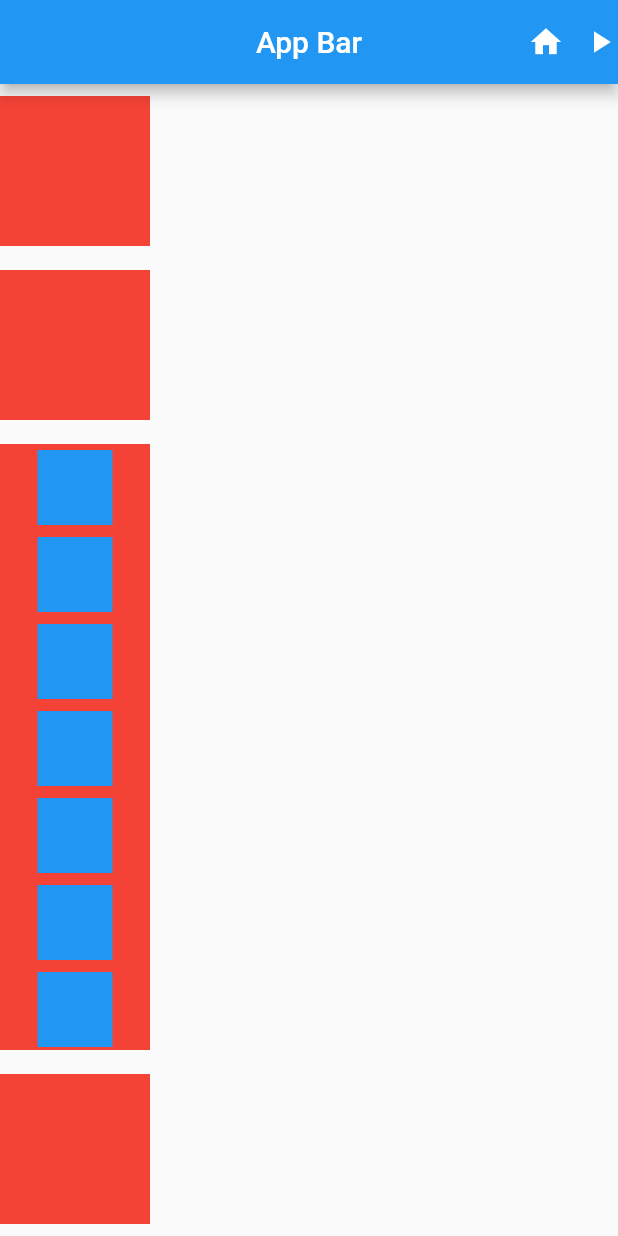
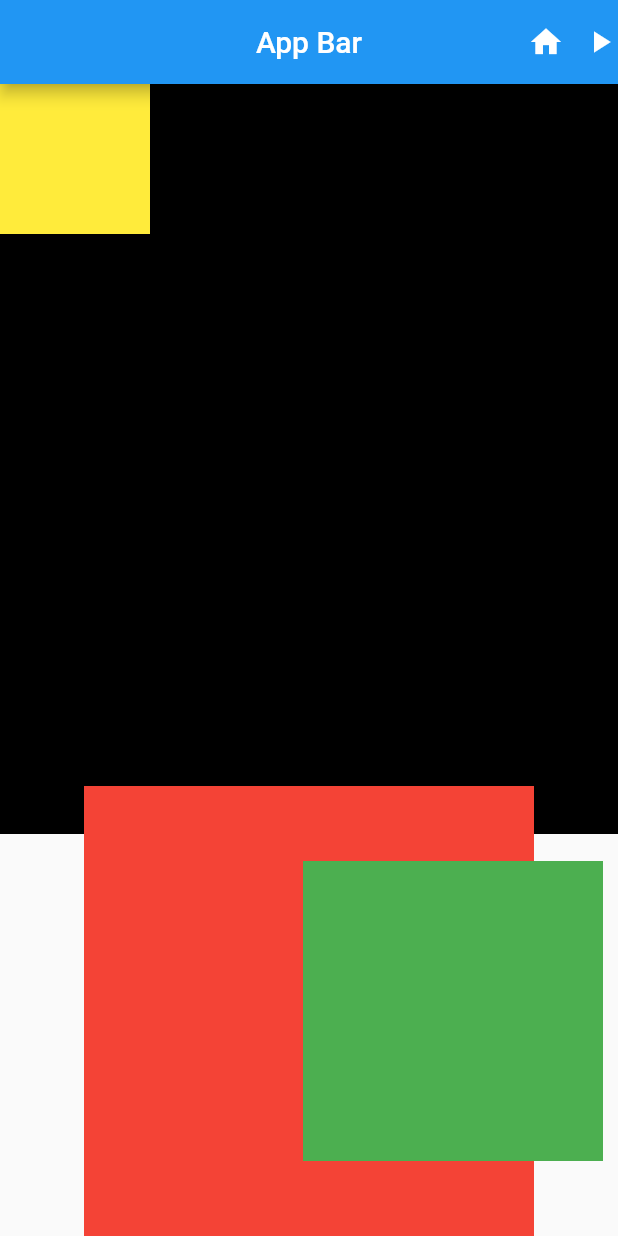
Before and after one commit to rachel-park-dev/my_flutter_project, a Flutter app: the screen it shows after launch, on a phone screen of 412 x 824 dp. Run offline on Flutter 3.47's test engine with Material 2 defaults, Android fonts, the phone set to English and light mode, and no system bars.

Commit message:
#feat positioned & align.

```diff
--- a/lib/main.dart
+++ b/lib/main.dart
@@ -37,89 +37,16 @@
 
   @override
   Widget build(BuildContext context) {
-    return Column(children: [
-      Container(
-        width: 100,
-        height: 100,
-        color: Colors.red,
-        margin: const EdgeInsets.symmetric(vertical: 8),
-      ),
-      Container(
-        width: 100,
-        height: 100,
-        color: Colors.red,
-        margin: const EdgeInsets.symmetric(vertical: 8),
-      ),
-      Expanded(
-        child: Container(
-            width: 100,
-            height: 100,
-            color: Colors.red,
-            margin: const EdgeInsets.symmetric(vertical: 8),
-            child: SingleChildScrollView(
-                child: Column(children: [
-              Container(
-                width: 50,
-                height: 50,
-                color: Colors.blue,
-                margin: const EdgeInsets.symmetric(vertical: 4),
-              ),
-              Container(
-                width: 50,
-                height: 50,
-                color: Colors.blue,
-                margin: const EdgeInsets.symmetric(vertical: 4),
-              ),
-              Container(
-                width: 50,
-                height: 50,
-                color: Colors.blue,
-                margin: const EdgeInsets.symmetric(vertical: 4),
-              ),
-              Container(
-                width: 50,
-                height: 50,
-                color: Colors.blue,
-                margin: const EdgeInsets.symmetric(vertical: 4),
-              ),
-              Container(
-                width: 50,
-                height: 50,
-                color: Colors.blue,
-                margin: const EdgeInsets.symmetric(vertical: 4),
-              ),
-              Container(
-                width: 50,
-                height: 50,
-                color: Colors.blue,
-                margin: const EdgeInsets.symmetric(vertical: 4),
-              ),
-              Container(
-                width: 50,
-                height: 50,
-                color: Colors.blue,
-                margin: const EdgeInsets.symmetric(vertical: 4),
-              ),
-              Container(
-                width: 50,
-                height: 50,
-                color: Colors.blue,
-                margin: const EdgeInsets.symmetric(vertical: 4),
-              ),
-              Container(
-                width: 50,
-                height: 50,
-                color: Colors.blue,
-                margin: const EdgeInsets.symmetric(vertical: 4),
-              ),
-            ]))),
-      ),
-      Container(
-        width: 100,
-        height: 100,
-        color: Colors.red,
-        margin: const EdgeInsets.symmetric(vertical: 8),
-      ),
+    return Stack(children: [
+      Container(width: 500, height: 500, color: Colors.black),
+      Align(
+          alignment: Alignment.bottomCenter, //위젯의 기본 사이즈를 벗어나서 화면에 꽉차게 됨
+          child: Container(width: 300, height: 300, color: Colors.red)),
+      Positioned(
+          bottom: 50,
+          right: 10,
+          child: Container(width: 200, height: 200, color: Colors.green)),
+      Container(width: 100, height: 100, color: Colors.yellow),
     ]);
   }
 }
```
